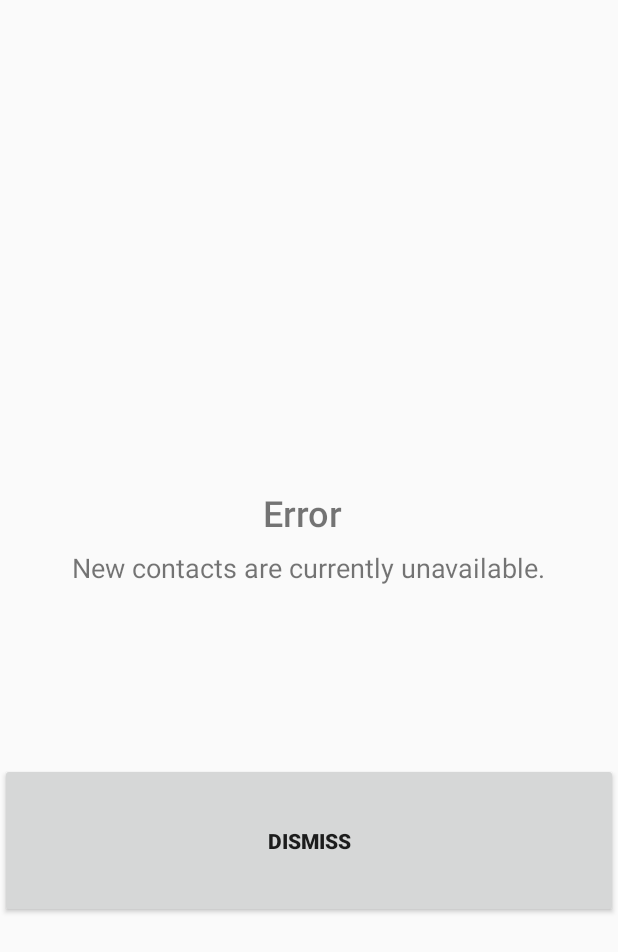
After one commit to Kaleb-kougl/ContactsLoremIpsum, an Android app: the layout email_dialog.xml on its own in the app's theme, with its tools: preview values and no code run, on a phone screen of 412 x 824 dp. The commit adds this screen. Shown: the top 952 px of the screen. Run offline under Robolectric (Android 15) with nearby library versions, the phone set to English and light mode, and no system bars; network calls fail.

Commit message:
error handling message for volley errors

```diff
--- a/app/src/main/res/layout/contact_dialog.xml
+++ b/app/src/main/res/layout/contact_dialog.xml
@@ -12,7 +12,8 @@
         android:layout_marginLeft="32dp"
         android:layout_marginRight="32dp"
         android:layout_weight="4"
-        android:orientation="vertical">
+        android:orientation="vertical"
+        android:id="@+id/text_wrapper_layout">
 
 
         <ImageView
--- /dev/null
+++ b/app/src/main/res/layout/email_dialog.xml
@@ -0,0 +1,70 @@
+<?xml version="1.0" encoding="utf-8"?>
+<LinearLayout xmlns:android="http://schemas.android.com/apk/res/android"
+    android:layout_width="match_parent"
+    android:layout_height="400dp"
+    android:layout_gravity="center"
+    android:orientation="vertical"
+    android:weightSum="5">
+
+    <LinearLayout
+        android:layout_width="match_parent"
+        android:layout_height="wrap_content"
+        android:layout_marginLeft="32dp"
+        android:layout_marginRight="32dp"
+        android:layout_weight="4"
+        android:orientation="vertical"
+        android:gravity="center">
+
+        <LinearLayout
+            android:layout_width="wrap_content"
+            android:layout_height="wrap_content"
+            android:layout_gravity="center"
+            android:layout_margin="4dp"
+            android:orientation="horizontal"
+            android:weightSum="2">
+
+            <TextView
+                android:id="@+id/first_name_text_view"
+                android:layout_width="match_parent"
+                android:layout_height="wrap_content"
+                android:layout_marginRight="8dp"
+                android:layout_weight="1"
+                android:fontFamily="sans-serif-medium"
+                android:text="Error"
+                android:textSize="24sp" />
+
+        </LinearLayout>
+
+        <TextView
+            android:id="@+id/email_text_view"
+            android:layout_width="wrap_content"
+            android:layout_height="wrap_content"
+            android:layout_gravity="center"
+            android:layout_margin="4dp"
+            android:text="New contacts are currently unavailable."
+            android:textSize="18sp" />
+    </LinearLayout>
+
+    <LinearLayout
+        android:layout_width="match_parent"
+        android:layout_height="wrap_content"
+        android:layout_gravity="center_horizontal"
+        android:layout_marginTop="4dp"
+        android:layout_weight="1"
+        android:orientation="horizontal"
+        android:weightSum="2">
+
+        <Button
+            android:id="@+id/cancel_button"
+            android:layout_width="match_parent"
+            android:layout_height="match_parent"
+            android:layout_weight="2"
+            android:clickable="true"
+            android:focusable="true"
+            android:text="Dismiss"
+            android:textStyle="bold" />
+
+    </LinearLayout>
+
+
+</LinearLayout>
```
Also changed, not shown: app/src/main/java/com/example/splashscreentest/ContactDialogFragment.java (+25 -2 lines), app/src/main/java/com/example/splashscreentest/MainActivity.java (+9 -3 lines).
